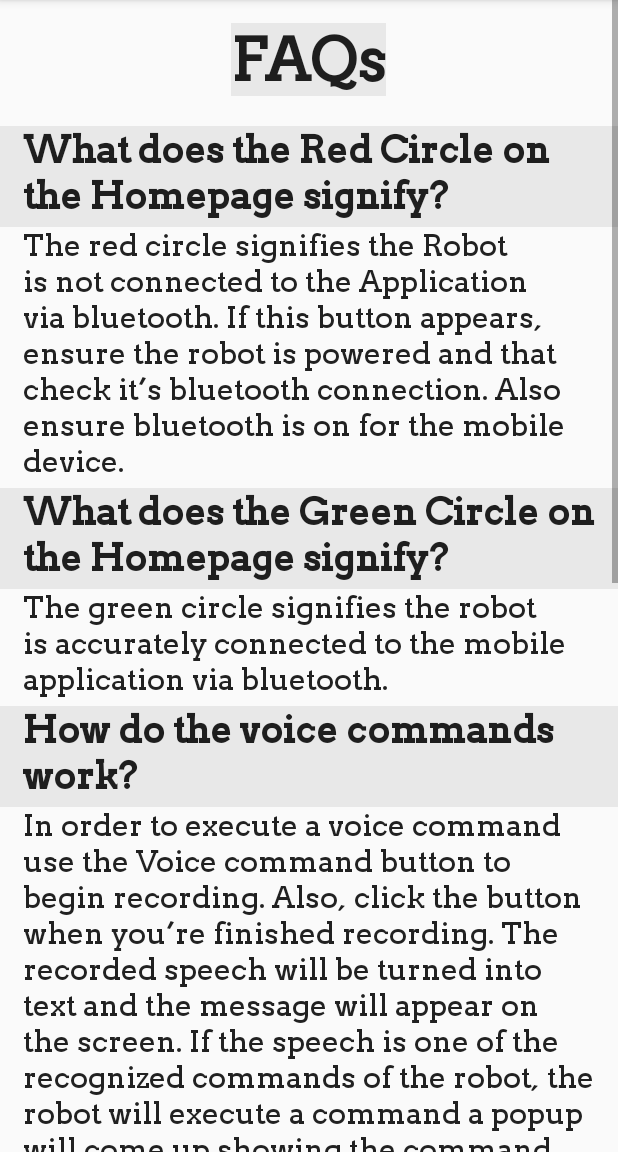
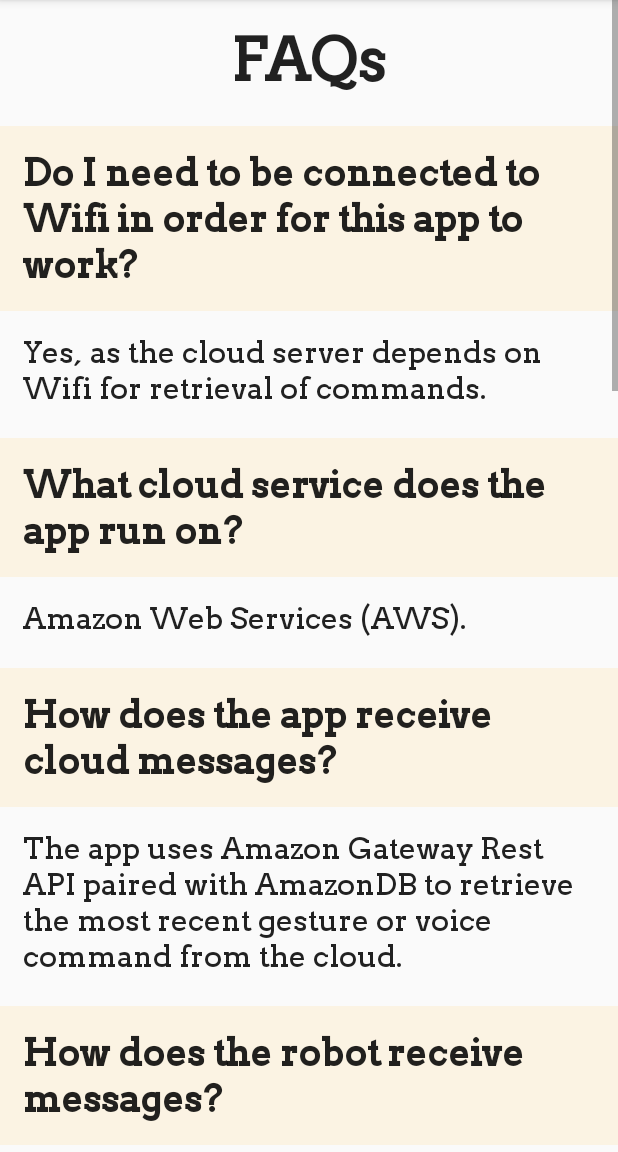
Before and after one commit to GestureRecognitionApplication/PyBot, an Android app: the HelpActivity screen opened directly, with no data from a screen before it, on a phone screen of 412 x 824 dp, the part 84-1236 px from its top. Run offline under Robolectric (Android 15) with nearby library versions, the phone set to English and light mode, and no system bars.

Commit message:
changed format of Q's and A's added images

```diff
--- a/app/src/main/res/layout/activity_help.xml
+++ b/app/src/main/res/layout/activity_help.xml
@@ -126,5 +126,19 @@
             android:layout_height="wrap_content"
             style="@style/ATextTheme"
             android:text="@string/A8" />
+
+        <TextView
+            android:id="@+id/textView16"
+            android:layout_width="wrap_content"
+            android:layout_height="wrap_content"
+            style="@style/QTextTheme"
+            android:text="@string/Q9" />
+
+        <TextView
+            android:id="@+id/textView17"
+            android:layout_width="wrap_content"
+            android:layout_height="wrap_content"
+            style="@style/ATextTheme"
+            android:text="@string/A9" />
      </LinearLayout>
 </ScrollView>
--- a/app/src/main/res/values/help_styles.xml
+++ b/app/src/main/res/values/help_styles.xml
@@ -1,12 +1,13 @@
 <?xml version="1.0" encoding="utf-8"?>
 <resources>
     <style name="QTextTheme" parent="android:Theme.Material">
-        <item name="android:paddingBottom">5dp</item>
+        <item name="android:paddingBottom">15dp</item>
+        <item name="android:paddingTop">15dp</item>
         <item name="android:paddingLeft">15dp</item>
         <item name="android:paddingRight">15dp</item>
         <item name="android:textStyle">bold</item>
         <item name="android:textSize">25sp</item>
-        <item name="android:background">#12000000</item> //12 = 255 * .07 (I want opacity = 7%) and 000000 is black in hex
+        <item name="android:background">#18ffa500</item> //25 = 255 * .1 (I want opacity = 10%) and 000000 is black in hex
         <item name="android:fontFamily">@font/arvo</item>
     </style>
 
@@ -14,6 +15,8 @@
         <item name="android:paddingBottom">5dp</item>
         <item name="android:paddingLeft">15dp</item>
         <item name="android:paddingRight">15dp</item>
+        <item name="android:layout_marginBottom">15dp</item>
+        <item name="android:layout_marginTop">15dp</item>
         <item name="android:textSize">20sp</item>
         <item name="android:fontFamily">@font/arvo</item>
     </style>
@@ -22,7 +25,6 @@
         <item name="android:layout_gravity">center</item>
         <item name="android:textStyle">bold</item>
         <item name="android:textSize">40sp</item>
-        <item name="android:background">#12000000</item>
         <item name="android:layout_marginBottom">20dp</item>
         <item name="android:layout_marginTop">15dp</item>
         <item name="android:fontFamily">@font/arvo</item>
--- a/app/src/main/res/values/strings.xml
+++ b/app/src/main/res/values/strings.xml
@@ -1,20 +1,22 @@
 <resources xmlns:text-align="http://schemas.android.com/tools">
     <string name="app_name">PyBot</string>
     <string name="FAQ">FAQs</string>
-    <string name="Q1">What does the Red Circle on the Homepage signify? </string>
-    <string name="Q2">What does the Green Circle on the Homepage signify?  </string>
-    <string name="Q3">How do the voice commands work?</string>
-    <string name="Q4">Where can I obtain more information?</string>
-    <string name="Q5">What cloud service does the app run on?</string>
-    <string name="Q6">How does the app receive cloud messages?</string>
-    <string name="Q7">How does the robot receive messages?</string>
-    <string name="Q8">Do I need to be connected to Wifi in order for this app to work?</string>
-    <string name="A1">The red circle signifies the Robot is not connected to the Application via bluetooth. If this button appears, ensure the robot is powered and that check it’s bluetooth connection. Also ensure bluetooth is on for the mobile device.</string>
-    <string name="A2">The green circle signifies the robot is accurately connected to the mobile application via bluetooth.</string>
-    <string name="A3">In order to execute a voice command use the Voice command button to begin recording. Also, click the button when you’re finished recording. The recorded speech will be turned into text and the message will appear on the screen. If the speech is one of the recognized commands of the robot, the robot will execute a command a popup will come up showing the command the robot has just executed.</string>
-    <string name="A4">To obtain more information regarding this project, please visit the Github page at:</string>
-    <string name="A5">Amazon Web Services (AWS)</string>
-    <string name="A6">The app uses Amazon Gateway Rest API paired with AmazonDB to retrieve the most recent gesture or voice command from the cloud.</string>
-    <string name="A7">The robot is connected over bluetooth to the app. It is sent the command through that communication pathway.</string>
-    <string name="A8">Yes, as the cloud server depends on Wifi for retrieval of commands.</string>
+    <string name="Q1">Do I need to be connected to Wifi in order for this app to work?</string>
+    <string name="Q2">What cloud service does the app run on?</string>
+    <string name="Q3">How does the app receive cloud messages?</string>
+    <string name="Q4">How does the robot receive messages?</string>
+    <string name="Q5">What does the red circle on the Homepage signify?</string>
+    <string name="Q6">What does the green circle on the Homepage signify?</string>
+    <string name="Q7">How do the voice commands work?</string>
+    <string name="Q8">How can I find the recognized voice commands?</string>
+    <string name="Q9">Where can I obtain more information?</string>
+    <string name="A1">Yes, as the cloud server depends on Wifi for retrieval of commands.</string>
+    <string name="A2">Amazon Web Services (AWS).</string>
+    <string name="A3">The app uses Amazon Gateway Rest API paired with AmazonDB to retrieve the most recent gesture or voice command from the cloud.</string>
+    <string name="A4">The robot is connected over bluetooth to the app. It is sent the command through that communication pathway.</string>
+    <string name="A5">The red circle signifies the Robot is not connected to the Application via bluetooth. If this button appears, ensure the robot is powered and that check it’s bluetooth connection. Also ensure bluetooth is on for the mobile device.</string>
+    <string name="A6">The green circle signifies the robot is accurately connected to the mobile application via bluetooth.</string>
+    <string name="A7">In order to execute a voice command use the Voice command button to begin recording. The system only recognizes one word commands. The recorded speech will be turned into text and the message will appear on the screen. If the speech is one of the recognized commands of the robot, the robot will execute a command a popup will come up showing the command the robot has just executed.</string>
+    <string name="A8">The recognized voice commands can be found by holding the voice icon on the Voice Commands page. The recognized voice commands are left, right, spin, back and forward. </string>
+    <string name="A9">To obtain more information regarding this project, please visit the Github page at: https://github.com/GestureRecognitionApplication/PyBot</string>
 </resources>
```
Also changed, not shown: app/src/main/res/drawable/help_1.png (added), app/src/main/res/drawable/info_1.png (added), app/src/main/res/drawable/info_2.png (added), app/src/main/res/drawable/info_3.png (added).
